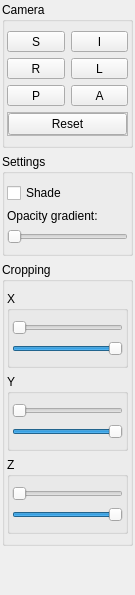
isis-group/vast, file view_widgets/VTKImageWidget/forms/option_widget.ui: the form before one commit.
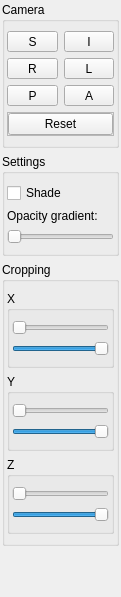
The form after the commit. Icons and pictures are not drawn.

Patch:
```diff
--- a/view_widgets/VTKImageWidget/forms/option_widget.ui
+++ b/view_widgets/VTKImageWidget/forms/option_widget.ui
@@ -6,8 +6,8 @@
    <rect>
     <x>0</x>
     <y>0</y>
-    <width>135</width>
-    <height>595</height>
+    <width>121</width>
+    <height>597</height>
    </rect>
   </property>
   <property name="sizePolicy">
@@ -77,7 +77,7 @@
             <item row="2" column="1">
              <widget class="QToolButton" name="anterior">
               <property name="sizePolicy">
-               <sizepolicy hsizetype="Minimum" vsizetype="Fixed">
+               <sizepolicy hsizetype="Minimum" vsizetype="Maximum">
                 <horstretch>0</horstretch>
                 <verstretch>0</verstretch>
                </sizepolicy>
@@ -90,7 +90,7 @@
             <item row="2" column="0">
              <widget class="QToolButton" name="posterior">
               <property name="sizePolicy">
-               <sizepolicy hsizetype="Minimum" vsizetype="Fixed">
+               <sizepolicy hsizetype="Minimum" vsizetype="Maximum">
                 <horstretch>0</horstretch>
                 <verstretch>0</verstretch>
                </sizepolicy>
@@ -103,7 +103,7 @@
             <item row="1" column="1">
              <widget class="QToolButton" name="left">
               <property name="sizePolicy">
-               <sizepolicy hsizetype="Minimum" vsizetype="Fixed">
+               <sizepolicy hsizetype="Minimum" vsizetype="Maximum">
                 <horstretch>0</horstretch>
                 <verstretch>0</verstretch>
                </sizepolicy>
@@ -116,7 +116,7 @@
             <item row="1" column="0">
              <widget class="QToolButton" name="right">
               <property name="sizePolicy">
-               <sizepolicy hsizetype="Minimum" vsizetype="Fixed">
+               <sizepolicy hsizetype="Minimum" vsizetype="Maximum">
                 <horstretch>0</horstretch>
                 <verstretch>0</verstretch>
                </sizepolicy>
@@ -129,7 +129,7 @@
             <item row="0" column="1">
              <widget class="QToolButton" name="inferior">
               <property name="sizePolicy">
-               <sizepolicy hsizetype="Minimum" vsizetype="Fixed">
+               <sizepolicy hsizetype="Minimum" vsizetype="Maximum">
                 <horstretch>0</horstretch>
                 <verstretch>0</verstretch>
                </sizepolicy>
@@ -142,7 +142,7 @@
             <item row="0" column="0">
              <widget class="QToolButton" name="superior">
               <property name="sizePolicy">
-               <sizepolicy hsizetype="Minimum" vsizetype="Fixed">
+               <sizepolicy hsizetype="Minimum" vsizetype="Maximum">
                 <horstretch>0</horstretch>
                 <verstretch>0</verstretch>
                </sizepolicy>
@@ -169,6 +169,12 @@
             </property>
             <item row="0" column="0">
              <widget class="QPushButton" name="resetCamera">
+              <property name="sizePolicy">
+               <sizepolicy hsizetype="Minimum" vsizetype="Maximum">
+                <horstretch>0</horstretch>
+                <verstretch>0</verstretch>
+               </sizepolicy>
+              </property>
               <property name="text">
                <string>Reset</string>
               </property>
@@ -417,7 +423,7 @@
      <property name="sizeHint" stdset="0">
       <size>
        <width>20</width>
-       <height>40</height>
+       <height>0</height>
       </size>
      </property>
     </spacer>
```
